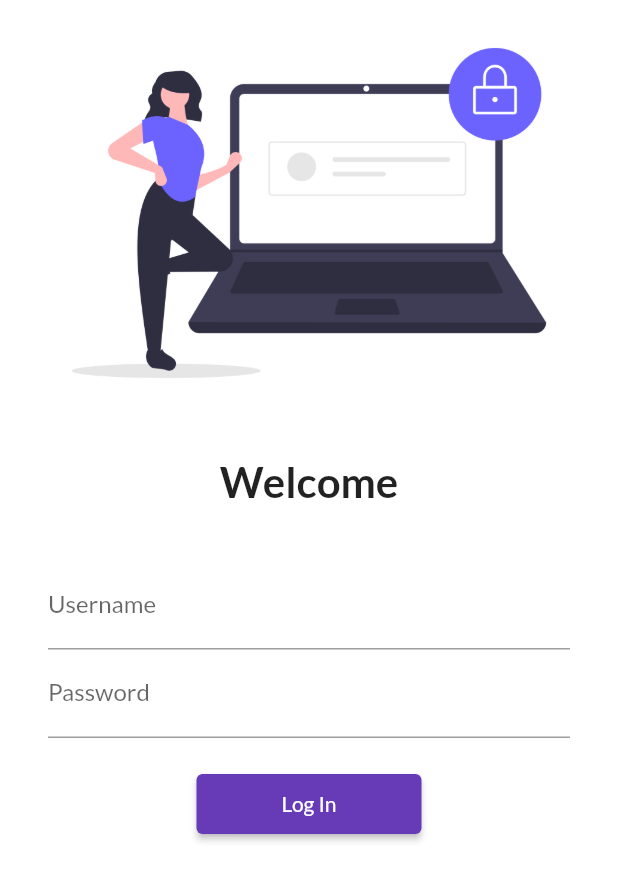
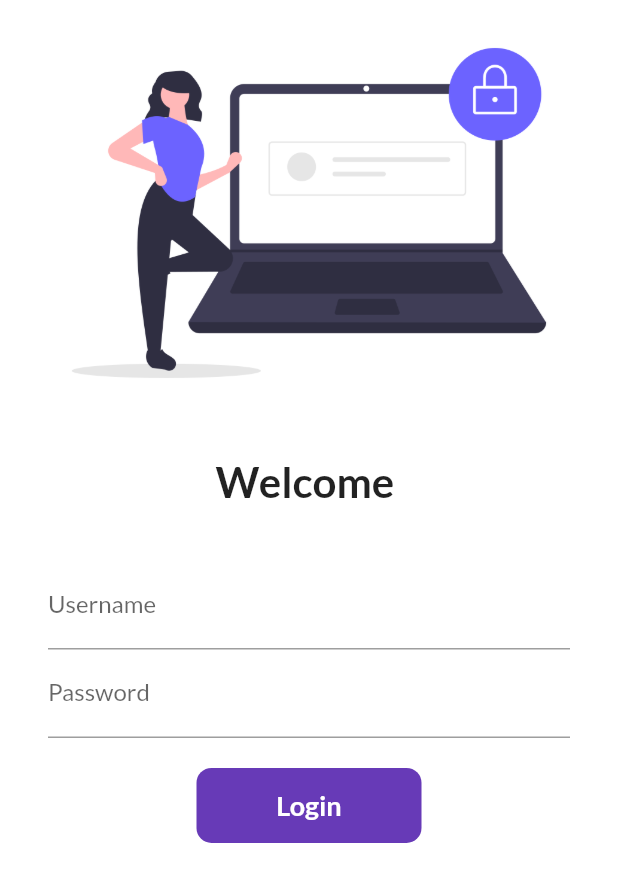
Before and after one commit to prasunkayastha/Learn_flutter, a Flutter app: the screen it shows after launch, on a phone screen of 412 x 824 dp. Shown: the top 882 px of the screen. Run offline on Flutter 3.47's test engine with Material 2 defaults, Android fonts, the phone set to English and light mode, and no system bars; our stand-ins replace google_fonts.

Commit message:
day 5 complete

```diff
--- a/lib/pages/loginpage.dart
+++ b/lib/pages/loginpage.dart
@@ -2,7 +2,15 @@ import 'package:flutter/material.dart';
 
 import '../utils/routes.dart';
 
-class LoginPage extends StatelessWidget {
+class LoginPage extends StatefulWidget {
+  @override
+  State<LoginPage> createState() => _LoginPageState();
+}
+
+class _LoginPageState extends State<LoginPage> {
+  String name = "";
+  bool changeButton = false;
+
   @override
   Widget build(BuildContext context) {
     return Material(
@@ -14,7 +22,7 @@ class LoginPage extends StatelessWidget {
               height: 20,
             ),
             Text(
-              "Welcome",
+              "Welcome $name",
               style: TextStyle(
                 fontSize: 28,
                 fontWeight: FontWeight.bold,
@@ -33,6 +41,10 @@ class LoginPage extends StatelessWidget {
                       hintText: "Enter Username",
                       labelText: "Username",
                     ),
+                    onChanged: (value) {
+                      name = value;
+                      setState(() {});
+                    },
                   ),
                   TextFormField(
                     obscureText: true,
@@ -44,13 +56,42 @@ class LoginPage extends StatelessWidget {
                   SizedBox(
                     height: 20,
                   ),
-                  ElevatedButton(
-                    onPressed: () {
+                  InkWell(
+                    onTap: () async {
+                      setState(() {
+                        changeButton = true;
+                      });
+                      await Future.delayed(Duration(seconds: 1));
                       Navigator.pushNamed(context, MyRoutes.homeRoute);
                     },
-                    child: Text("Log In"),
-                    style: TextButton.styleFrom(minimumSize: Size(150, 40)),
-                  )
+
+                    child: AnimatedContainer(
+                      duration: Duration(seconds: 1),
+                      width: changeButton ? 50 : 150,
+                      height: 50,
+                      alignment: Alignment.center,
+                      child: changeButton
+                          ? Icon(Icons.done, color: Colors.white)
+                          : Text(
+                              "Login",
+                              style: TextStyle(
+                                  color: Colors.white,
+                                  fontWeight: FontWeight.bold,
+                                  fontSize: 18),
+                            ),
+                      decoration: BoxDecoration(
+                          color: Colors.deepPurple,
+                          borderRadius:
+                              BorderRadius.circular(changeButton ? 8 : 10)),
+                    ),
+                    // ElevatedButton(
+                    //   onPressed: () {
+                    //     Navigator.pushNamed(context, MyRoutes.homeRoute);
+                    //   },
+                    //   child: Text("Log In"),
+                    //   style: TextButton.styleFrom(minimumSize: Size(150, 40)),
+                    // )
+                  ),
                 ],
               ),
             )
```
